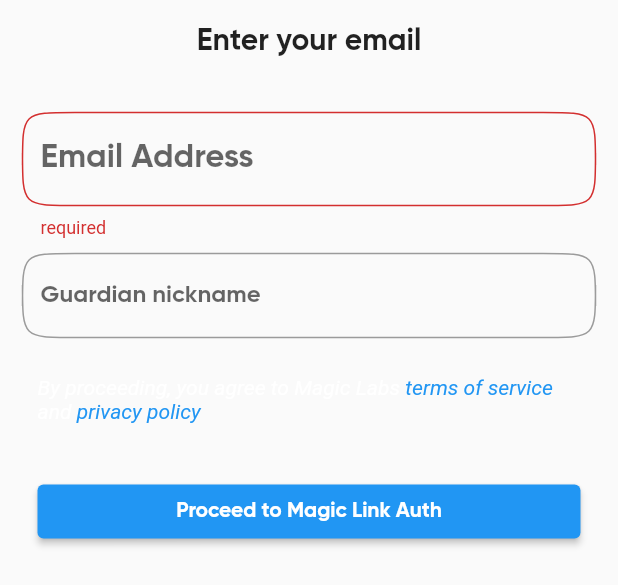
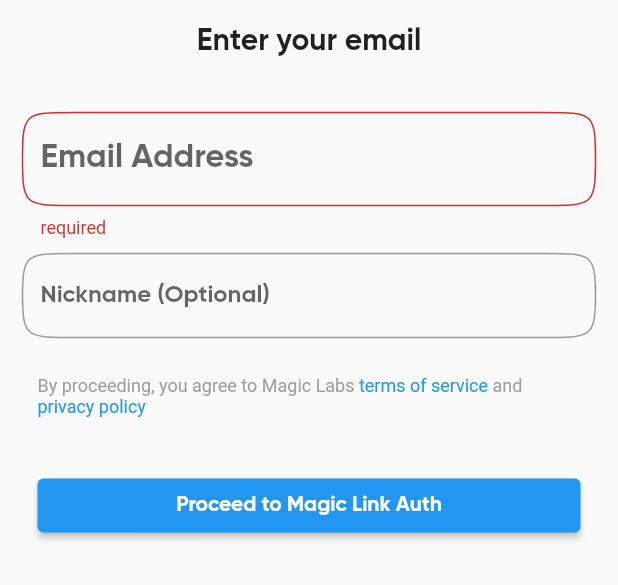
Before and after one commit to candidelabs/candide-mobile-app, a Flutter app: the MagicEmailSheet widget shown alone on an empty page, opened directly with empty values, on a phone screen of 412 x 824 dp. Shown: the top 585 px of the screen. Run offline on Flutter 3.47's test engine with Material 2 defaults, Android fonts, the phone set to English and light mode, and no system bars; our stand-ins replace bot_toast, cached_network_image, dio, event_bus, expandable, flutter_cache_manager and 18 more; missing offline and left inert: biometric_storage, blockies, ens_dart, eth_sig_util, flutter_awesome_alert_box, info_popup and 8 more; accounts and stored records are empty; project files that could hold a hidden picture were left out.

Commit message:
rename guardian to recovery for email and fix font style

```diff
--- a/lib/screens/home/guardians/components/guardian_details_sheet.dart
+++ b/lib/screens/home/guardians/components/guardian_details_sheet.dart
@@ -53,7 +53,7 @@ class _GuardianDetailsCardState extends State<GuardianDetailsSheet> {
   Widget build(BuildContext context) {
     String title = widget.guardian.type.replaceAll("-", " ").capitalize!;
     if (widget.guardian.type == "magic-link"){
-      title = "Email Guardian";
+      title = "Email Recovery";
     }
     String dateAdded;
     if (widget.guardian.creationDate == null) {
--- a/lib/screens/home/guardians/guardians_page.dart
+++ b/lib/screens/home/guardians/guardians_page.dart
@@ -302,7 +302,7 @@ class _GuardianCardState extends State<_GuardianCard> {
   Widget build(BuildContext context) {
     String title = widget.guardian.type.replaceAll("-", " ").capitalize!;
     if (widget.guardian.type == "magic-link"){
-      title = "Email Guardian";
+      title = "Email Recovery";
     }
     return Container(
       margin: const EdgeInsets.symmetric(horizontal: 10),
--- a/lib/screens/home/guardians/magic_email_sheet.dart
+++ b/lib/screens/home/guardians/magic_email_sheet.dart
@@ -63,7 +63,7 @@ class _MagicEmailSheetState extends State<MagicEmailSheet> {
               focusNode: nicknameFocus,
               style: TextStyle(fontFamily: AppThemes.fonts.gilroyBold),
               decoration: const InputDecoration(
-                label: Text("Guardian nickname"),
+                label: Text("Nickname (Optional)"),
                 border: ContinousInputBorder(
                   borderRadius: BorderRadius.all(Radius.circular(35)),
                 ),
@@ -77,7 +77,7 @@ class _MagicEmailSheetState extends State<MagicEmailSheet> {
             child: RichText(
               text: TextSpan(
                 text: "By proceeding, you agree to Magic Labs ",
-                style: const TextStyle(fontStyle: FontStyle.italic),
+                style: const TextStyle(fontSize: 12, color: Colors.grey),
                 children: [
                   TextSpan(
                     text: "terms of service ",
```
